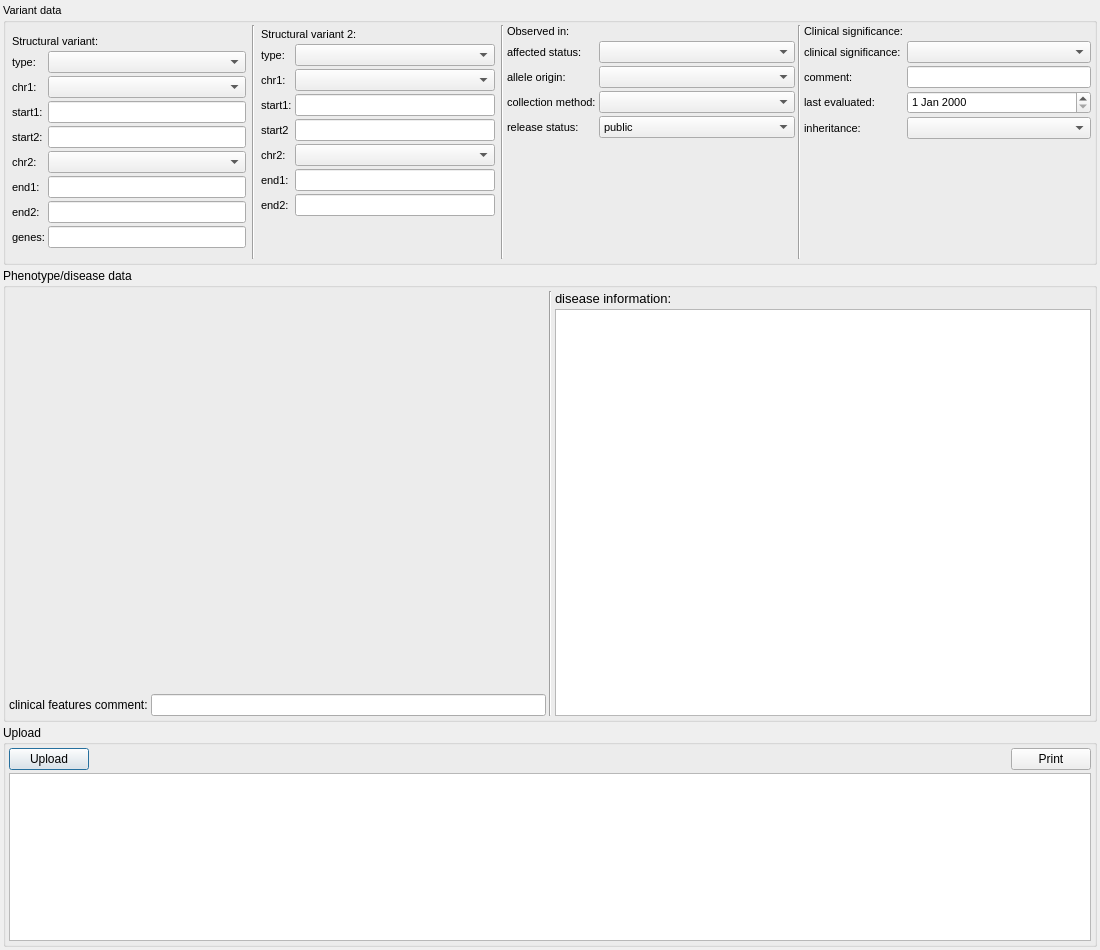
Above: src/GSvar/ClinvarUploadDialog.ui from imgag/ngs-bits before the change. Below: the same form after it.
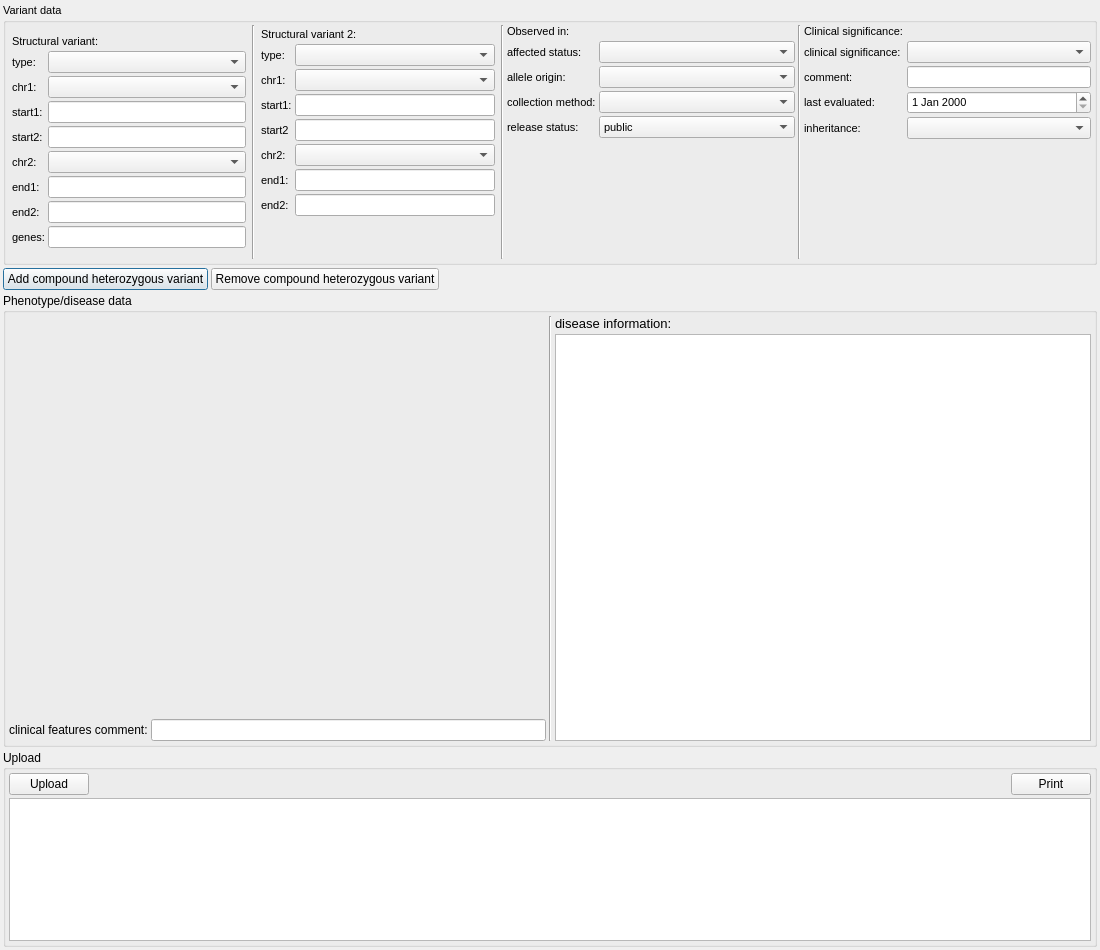
That is the form after the change. Custom widgets are drawn as their Qt base class.

Commit message:
src/GSvar/ReportVariantSelectionDialog.cpp: added Dialog to select report variants (struct)
src/GSvar/GlobalServiceProvider.*: added method to get variant lists from MainWindow

src/GSvar/MainWindow.*: added method to get variant lists (SNV/CNV/SV)

```diff
--- a/src/GSvar/ClinvarUploadDialog.ui
+++ b/src/GSvar/ClinvarUploadDialog.ui
@@ -19,7 +19,7 @@
   <property name="windowTitle">
    <string>ClinVar variant publication</string>
   </property>
-  <layout class="QVBoxLayout" name="verticalLayout_3" stretch="0,1,1">
+  <layout class="QVBoxLayout" name="verticalLayout_3" stretch="0,0,1,1">
    <property name="spacing">
     <number>3</number>
    </property>
@@ -1043,6 +1043,37 @@
      </layout>
     </widget>
    </item>
+   <item>
+    <layout class="QHBoxLayout" name="horizontalLayout_4">
+     <item>
+      <widget class="QPushButton" name="add_comphet_btn">
+       <property name="text">
+        <string>Add compound heterozygous variant</string>
+       </property>
+      </widget>
+     </item>
+     <item>
+      <widget class="QPushButton" name="remove_comphet_btn">
+       <property name="text">
+        <string>Remove compound heterozygous variant</string>
+       </property>
+      </widget>
+     </item>
+     <item>
+      <spacer name="horizontalSpacer_2">
+       <property name="orientation">
+        <enum>Qt::Horizontal</enum>
+       </property>
+       <property name="sizeHint" stdset="0">
+        <size>
+         <width>40</width>
+         <height>20</height>
+        </size>
+       </property>
+      </spacer>
+     </item>
+    </layout>
+   </item>
    <item>
     <widget class="QGroupBox" name="groupBox_2">
      <property name="title">
```
The commit also changes 10 other files.
